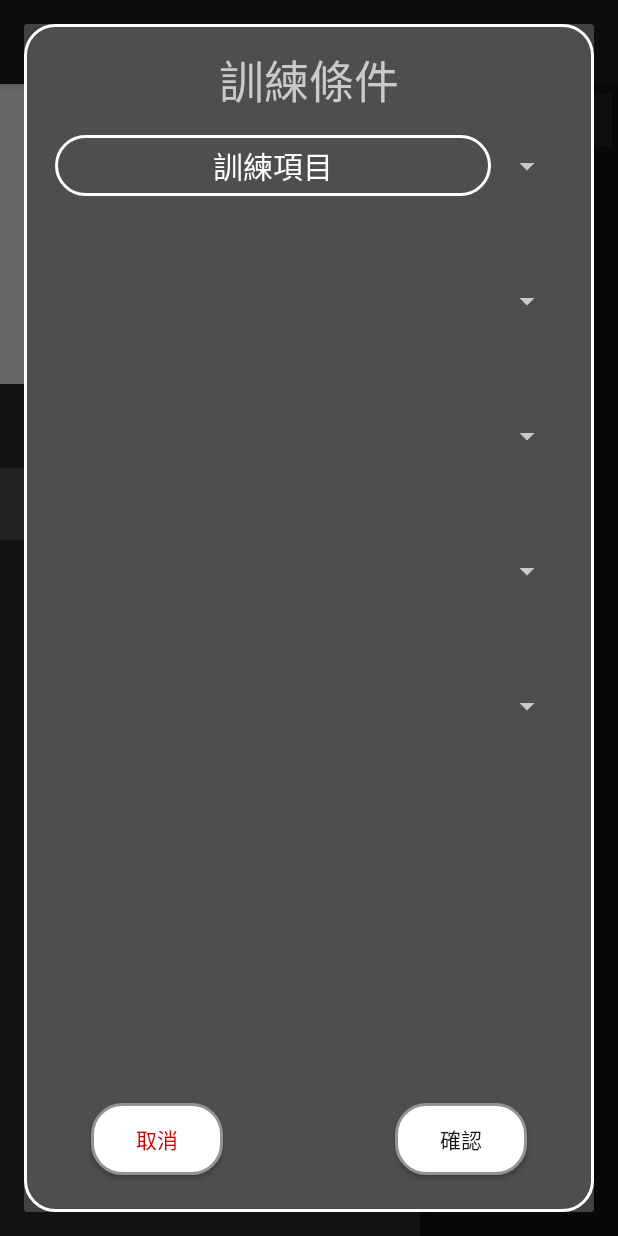
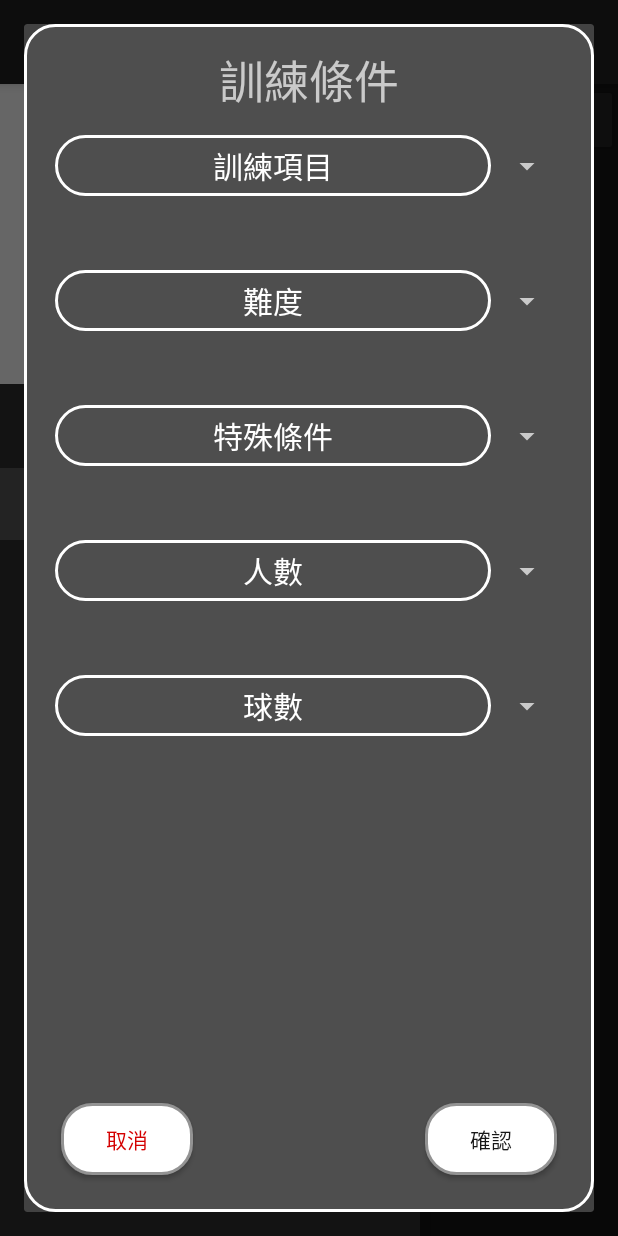
Before and after one commit to jimmystereo/LCoach, an Android app: the fragment FilterFragment placed in its activity, with the side drawer open, on a phone screen of 412 x 824 dp. Run offline under Robolectric (Android 15) with nearby library versions, the phone set to English and light mode, and no system bars; our stand-ins replace Firebase (no records; nobody signed in at launch, a user with empty details on screens opened directly).

Commit message:
minor bug fixing

```diff
--- a/app/src/main/java/com/luntianji/l_coach/FilterFragment.java
+++ b/app/src/main/java/com/luntianji/l_coach/FilterFragment.java
@@ -1,57 +1,120 @@
 package com.luntianji.l_coach;
 
 
+import android.os.Build;
 import android.os.Bundle;
+import android.util.Log;
 import android.view.LayoutInflater;
 import android.view.View;
 import android.view.ViewGroup;
 import android.widget.AdapterView;
 import android.widget.ArrayAdapter;
 import android.widget.Spinner;
-import android.widget.Toast;
 
+import androidx.annotation.RequiresApi;
 import androidx.fragment.app.DialogFragment;
 
+import java.util.Arrays;
+import java.util.Objects;
 
-public class FilterFragment extends DialogFragment implements AdapterView.OnItemSelectedListener {
-    //    public View creatSpinner(LayoutInflater inflater,ViewGroup container,View v,Layout layout,int arrayId,int id){
-//        View v = inflater.inflate(R.layout.fragment_filter, container, false);
-//        Spinner spinner = (Spinner) v.findViewById(R.id.filter_type);
-//// Create an ArrayAdapter using the string array and a default spinner layout
-//        ArrayAdapter<CharSequence> adapter = ArrayAdapter.createFromResource(this.getActivity(),
-//                R.array.string_filter_type, R.layout.filter_fold);
-//// Specify the layout to use when the list of choices appears
-//        adapter.setDropDownViewResource(R.layout.filter_view);
-//// Apply the adapter to the spinner
-//
-//        spinner.setAdapter(adapter);
-//        spinner.setOnItemSelectedListener(this);
-//    }
+
+public class FilterFragment extends DialogFragment {
+    private Spinner spinner_type;
+    private Spinner spinner_difficulty;
+    private Spinner spinner_other;
+    private Spinner spinner_people;
+    private Spinner spinner_ball;
+
+    int[] filterData = {0, 0, 0, 0, 0};
+    private static final String TAG = "FilterFragment";
+    private View v;
+
+    @RequiresApi(api = Build.VERSION_CODES.KITKAT)
     @Override
     public View onCreateView(LayoutInflater inflater, ViewGroup container,
                              Bundle savedInstanceState) {
         // Inflate the layout for this fragment
-        View v = inflater.inflate(R.layout.fragment_filter, container, false);
+        v = inflater.inflate(R.layout.fragment_filter, container, false);
         Spinner spinner = (Spinner) v.findViewById(R.id.filter_type);
-// Create an ArrayAdapter using the string array and a default spinner layout
-        ArrayAdapter<CharSequence> adapter = ArrayAdapter.createFromResource(this.getActivity(),
-                R.array.string_filter_type, R.layout.filter_fold);
-// Specify the layout to use when the list of choices appears
-        adapter.setDropDownViewResource(R.layout.filter_view);
-// Apply the adapter to the spinner
+        spinner_type = setSpinner(R.array.string_filter_type, spinner);
+        spinner_type.setOnItemSelectedListener(new AdapterView.OnItemSelectedListener() {
+            @Override
+            public void onItemSelected(AdapterView<?> parent, View view, int position, long id) {
+                filterData[0] = position;
+            }
 
-        spinner.setAdapter(adapter);
-        spinner.setOnItemSelectedListener(this);
+            public void onNothingSelected(AdapterView<?> parent) {
+            }
+        });
+        spinner = (Spinner) v.findViewById(R.id.filter_difficulty);
+        spinner_difficulty = setSpinner(R.array.string_filter_difficulty, spinner);
+        spinner_difficulty.setOnItemSelectedListener(new AdapterView.OnItemSelectedListener() {
+            @Override
+            public void onItemSelected(AdapterView<?> parent, View view, int position, long id) {
+                filterData[1] = position;
+            }
+
+            public void onNothingSelected(AdapterView<?> parent) {
+            }
+        });
+        spinner = (Spinner) v.findViewById(R.id.filter_other);
+        spinner_other = setSpinner(R.array.string_filter_other, spinner);
+        spinner_other.setOnItemSelectedListener(new AdapterView.OnItemSelectedListener() {
+            @Override
+            public void onItemSelected(AdapterView<?> parent, View view, int position, long id) {
+                filterData[2] = position;
+            }
+
+            public void onNothingSelected(AdapterView<?> parent) {
+            }
+        });
+        spinner = (Spinner) v.findViewById(R.id.filter_people);
+        spinner_people = setSpinner(R.array.string_filter_people, spinner);
+        spinner_people.setOnItemSelectedListener(new AdapterView.OnItemSelectedListener() {
+            @Override
+            public void onItemSelected(AdapterView<?> parent, View view, int position, long id) {
+                filterData[3] = position;
+            }
+
+            public void onNothingSelected(AdapterView<?> parent) {
+            }
+        });
+        spinner = (Spinner) v.findViewById(R.id.filter_ball);
+        spinner_ball = setSpinner(R.array.string_filter_ball, spinner);
+        spinner_ball.setOnItemSelectedListener(new AdapterView.OnItemSelectedListener() {
+            @Override
+            public void onItemSelected(AdapterView<?> parent, View view, int position, long id) {
+                filterData[4] = position;
+            }
+
+            public void onNothingSelected(AdapterView<?> parent) {
+            }
+        });
         return v;
     }
 
-    @Override
-    public void onItemSelected(AdapterView<?> parent, View view, int position, long id) {
-        Toast.makeText(this.getActivity(), parent.getItemAtPosition(position).toString(), Toast.LENGTH_SHORT).show();
+    @RequiresApi(api = Build.VERSION_CODES.KITKAT)
+    private Spinner setSpinner(int array, Spinner spinner) {
+        ArrayAdapter<CharSequence> adapter_difficulty = ArrayAdapter.createFromResource(Objects.requireNonNull(this.getActivity()),
+                array, R.layout.filter_fold);
+        adapter_difficulty.setDropDownViewResource(R.layout.filter_view);
+        spinner.setAdapter(adapter_difficulty);
+        return spinner;
     }
 
-    @Override
-    public void onNothingSelected(AdapterView<?> parent) {
+    public void resetSpinner(int[] filterData) {
+        spinner_type.setSelection(filterData[0]);
+        spinner_difficulty.setSelection(filterData[1]);
+        spinner_other.setSelection(filterData[2]);
+        spinner_people.setSelection(filterData[3]);
+        spinner_ball.setSelection(filterData[4]);
+    }
 
+    public void setFilterData(int[] filterData) {
+        this.filterData = filterData;
+    }
+
+    public int[] getFilterData() {
+        return filterData;
     }
 }
--- a/app/src/main/java/com/luntianji/l_coach/StartTrainingActivity.java
+++ b/app/src/main/java/com/luntianji/l_coach/StartTrainingActivity.java
@@ -1,24 +1,17 @@
 package com.luntianji.l_coach;
 
-import android.app.Activity;
 import android.content.IntentFilter;
 import android.os.Bundle;
+import android.util.Log;
 import android.view.View;
-import android.widget.AdapterView;
-import android.widget.ArrayAdapter;
-import android.widget.Spinner;
-import android.widget.Toast;
 
 import androidx.annotation.Nullable;
 import androidx.fragment.app.FragmentManager;
 import androidx.fragment.app.FragmentTransaction;
 import androidx.recyclerview.widget.LinearLayoutManager;
 import androidx.recyclerview.widget.RecyclerView;
-
 import com.luntianji.l_coach.model.Training;
-
 import java.util.List;
-
 import genomu.command.GetListCommand;
 import genomu.firestore_helper.DBCommand;
 import genomu.firestore_helper.DBEmcee;
@@ -26,16 +19,18 @@ import genomu.firestore_helper.DBReceiver;
 import genomu.firestore_helper.HanWen;
 
 public class StartTrainingActivity extends NavCreater {
-    private  RecyclerView recyclerView;
-    private LinearLayoutManager layoutManager;
+    private RecyclerView recyclerView;
     private TrainingListAdapter trainingListAdapter;
-    private int difficulty;
     private FilterFragment fragment = new FilterFragment();
+    /*type difficulty other people ball**/
+    private int[] data = {0, 0, 0, 0, 0};
+    private boolean defaultData = true;
+    private static final String TAG = "StartTrainingActivity";
     @Override
     protected void onCreate(@Nullable Bundle savedInstanceState) {
         super.onCreate(savedInstanceState);
         setContentView(R.layout.activity_start_training);
-        navCreat(R.id.activity_start_training,"Start Training");
+        navCreat(R.id.activity_start_training, "Start Training");
         recyclerView = (RecyclerView) findViewById(R.id.start_trainging_recycler_view);
 
         // use this setting to improve performance if you know that changes
@@ -43,7 +38,7 @@ public class StartTrainingActivity extends NavCreater {
         recyclerView.setHasFixedSize(true);
 
         // use a linear layout manager
-        layoutManager = new LinearLayoutManager(this);
+        LinearLayoutManager layoutManager = new LinearLayoutManager(this);
         recyclerView.setLayoutManager(layoutManager);
 
         // specify an adapter (see also next example)
@@ -55,28 +50,32 @@ public class StartTrainingActivity extends NavCreater {
                 recyclerView.setAdapter(trainingListAdapter);
             }
         };
-        registerReceiver(receiver,new IntentFilter(DBEmcee.ACTION01));
-        DBCommand command = new GetListCommand(new HanWen("start_training_list"),this,Training.class);
+        registerReceiver(receiver, new IntentFilter(DBEmcee.ACTION01));
+        DBCommand command = new GetListCommand(new HanWen("start_training_list"), this, Training.class);
         command.work();
 
     }
 
     public void cancelFilterFragment(View view) {
-        FragmentManager fragmentManager = getSupportFragmentManager();
-        FragmentTransaction fragmentTransaction = fragmentManager.beginTransaction();
+//        FragmentManager fragmentManager = getSupportFragmentManager();
+//        FragmentTransaction fragmentTransaction = fragmentManager.beginTransaction();
+        fragment.resetSpinner(data);
         fragment.dismiss();
     }
 
     public void openFilterFragment(View view) {
         FragmentManager fragmentManager = getSupportFragmentManager();
-
         fragment.show(fragmentManager, "FilterFragment");
-
     }
 
     public void doneFilterFragment(View v) {
-
+        System.arraycopy(fragment.filterData, 0, data, 0, data.length);
+//        for(int i:filterData){
+//            if(!equals(0)){
+//                defaultData = false;
+//            }
+//        }
+//        trainingListAdapter.dataSelection(defaultData,filterData);
+        fragment.dismiss();
     }
-
-
 }
--- a/app/src/main/java/com/luntianji/l_coach/TrainingListAdapter.java
+++ b/app/src/main/java/com/luntianji/l_coach/TrainingListAdapter.java
@@ -34,9 +34,6 @@ public class TrainingListAdapter extends RecyclerView.Adapter<TrainingListAdapte
     public TrainingListAdapter(List<Training> myDataset) {
         trainingDataset = myDataset;
     }
-    public TrainingListAdapter(String myDataset) {
-        data = myDataset;
-    }
     // Create new views (invoked by the layout manager)
     @Override
     public TrainingListViewHolder onCreateViewHolder(ViewGroup parent, int viewType) {
@@ -65,4 +62,9 @@ public class TrainingListAdapter extends RecyclerView.Adapter<TrainingListAdapte
     public int getItemCount() {
         return trainingDataset.size();
     }
+//        public void dataSelection(boolean defaultData, int[] filterData){
+//            if(!defaultData){
+//
+//            }
+//        }
 }
--- a/app/src/main/java/com/luntianji/l_coach/tools/TrainingSpinnerAdapter.java
+++ /dev/null
@@ -1,12 +0,0 @@
-package com.luntianji.l_coach.tools;
-
-import android.content.Context;
-import android.widget.ArrayAdapter;
-
-import androidx.annotation.NonNull;
-
-public class TrainingSpinnerAdapter extends ArrayAdapter<CharSequence> {
-    public TrainingSpinnerAdapter(@NonNull Context context, int resource) {
-        super(context, resource);
-    }
-}
--- a/app/src/main/res/layout/fragment_filter.xml
+++ b/app/src/main/res/layout/fragment_filter.xml
@@ -101,21 +101,21 @@
             app:layout_constraintLeft_toLeftOf="parent"
             android:layout_width="wrap_content"
             android:layout_height="wrap_content"
-            android:layout_marginLeft="40dp"
+            android:layout_marginLeft="20dp"
             android:layout_marginBottom="20dp"
             android:onClick="cancelFilterFragment"
             android:background="@drawable/shape_white"
             android:text="@string/cancel"
             android:textColor="@color/colorAccent"
-            android:layout_marginStart="40dp" />
+            android:layout_marginStart="20dp" />
 
         <Button
             app:layout_constraintBottom_toBottomOf="parent"
             app:layout_constraintRight_toRightOf="parent"
             android:layout_width="wrap_content"
             android:layout_height="wrap_content"
-            android:layout_marginRight="40dp"
-            android:layout_marginEnd="40dp"
+            android:layout_marginRight="20dp"
+            android:layout_marginEnd="20dp"
             android:layout_marginBottom="20dp"
             android:background="@drawable/shape_white"
             android:text="@string/confirm"
--- a/app/src/main/res/values/arrays.xml
+++ b/app/src/main/res/values/arrays.xml
@@ -7,7 +7,37 @@
         <item>發球</item>
         <item>接扣球</item>
         <item>扣球</item>
-        <item>Uranus</item>
-        <item>Neptune</item>
+    </string-array>
+    <string-array name="string_filter_difficulty">
+        <item>難度</item>
+        <item>低</item>
+        <item>中</item>
+        <item>高</item>
+    </string-array>
+    <string-array name="string_filter_other">
+        <item>特殊條件</item>
+        <item>不需牆壁</item>
+        <item>不需球場</item>
+    </string-array>
+    <string-array name="string_filter_people">
+        <item>人數</item>
+        <item>1人</item>
+        <item>2人</item>
+        <item>3人</item>
+        <item>4人</item>
+        <item>5人</item>
+        <item>6人</item>
+        <item>7人以上</item>
+    </string-array>
+    <string-array name="string_filter_ball">
+        <item>球數</item>
+        <item>0顆球</item>
+        <item>1顆球</item>
+        <item>2顆球</item>
+        <item>3顆球</item>
+        <item>4顆球</item>
+        <item>5顆球</item>
+        <item>6顆球</item>
+        <item>7顆球以上</item>
     </string-array>
 </resources>
```
